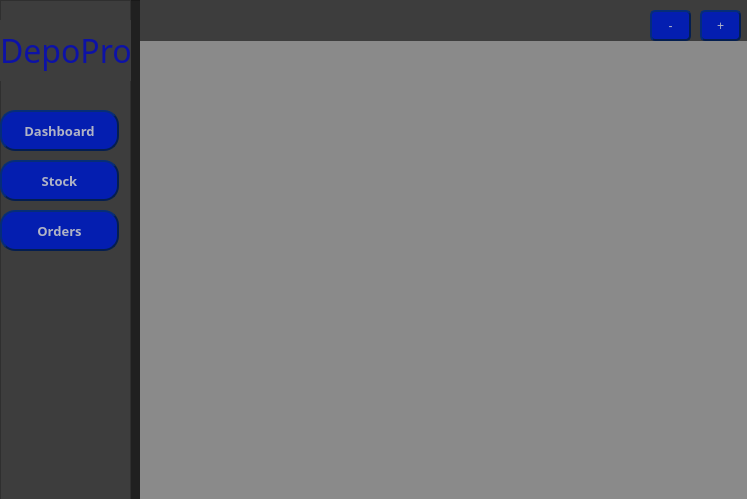
This is DepoPro/DepoPro.ui in AlexOfRivia/DepoPro as Qt 5 draws it before an edit. The edited form follows.
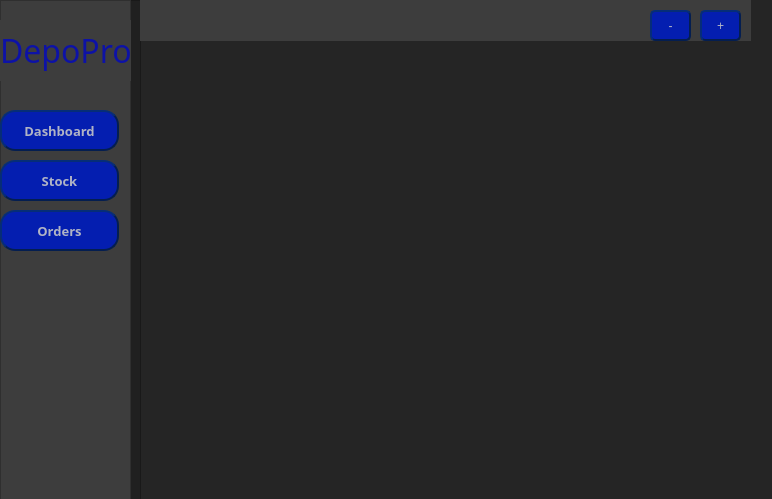
This is the edited form.

```diff
--- a/DepoPro/DepoPro.ui
+++ b/DepoPro/DepoPro.ui
@@ -6,7 +6,7 @@
    <rect>
     <x>0</x>
     <y>0</y>
-    <width>747</width>
+    <width>772</width>
     <height>499</height>
    </rect>
   </property>
@@ -279,39 +279,6 @@
      </widget>
     </widget>
    </widget>
-   <widget class="QScrollArea" name="itemScrollArea">
-    <property name="geometry">
-     <rect>
-      <x>140</x>
-      <y>40</y>
-      <width>611</width>
-      <height>461</height>
-     </rect>
-    </property>
-    <property name="styleSheet">
-     <string notr="true">QScrollArea{
-	border:none;
-}</string>
-    </property>
-    <property name="widgetResizable">
-     <bool>true</bool>
-    </property>
-    <widget class="QWidget" name="scrollAreaWidgetContents_2">
-     <property name="geometry">
-      <rect>
-       <x>0</x>
-       <y>0</y>
-       <width>611</width>
-       <height>461</height>
-      </rect>
-     </property>
-     <property name="styleSheet">
-      <string notr="true">QWidget{
-	background-color: rgba(37,37,37,128);
-}</string>
-     </property>
-    </widget>
-   </widget>
    <widget class="QFrame" name="frame">
     <property name="geometry">
      <rect>
```
Left out of the diff: 54 changed lines with no effect on the pictures.
